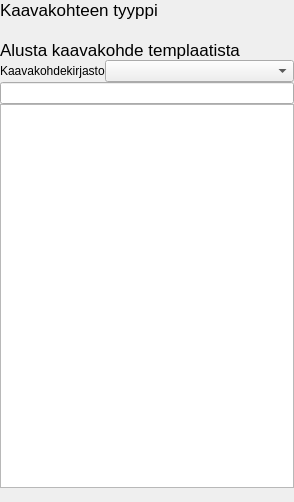
The window that arho_feature_template/gui/docks/new_feature_dock.ui (GispoCoding/arho-qgis-plugin) describes before a commit, drawn with Qt 5.
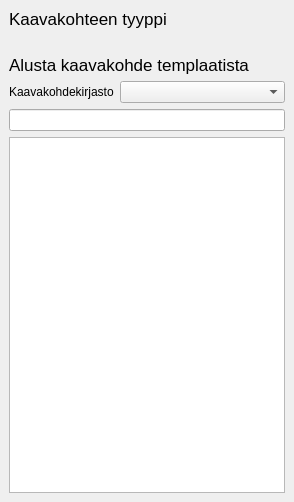
The same window after the commit. Custom widgets are drawn as their Qt base class.

Commit message: set same margins and spacing for new plan feature dock widget as for other docks (default spacing/margins)

Diff of the .ui file:
```diff
--- a/arho_feature_template/gui/docks/new_feature_dock.ui
+++ b/arho_feature_template/gui/docks/new_feature_dock.ui
@@ -19,19 +19,19 @@
   <widget class="QWidget" name="dockWidgetContents">
    <layout class="QVBoxLayout" name="verticalLayout">
     <property name="spacing">
-     <number>0</number>
+     <number>6</number>
     </property>
     <property name="leftMargin">
-     <number>0</number>
+     <number>9</number>
     </property>
     <property name="topMargin">
-     <number>0</number>
+     <number>9</number>
     </property>
     <property name="rightMargin">
-     <number>0</number>
+     <number>9</number>
     </property>
     <property name="bottomMargin">
-     <number>0</number>
+     <number>9</number>
     </property>
     <item>
      <widget class="QLabel" name="label">
@@ -103,13 +103,6 @@
     <item>
      <widget class="QListWidget" name="template_list"/>
     </item>
-    <item>
-     <widget class="QLabel" name="txt_tip">
-      <property name="text">
-       <string/>
-      </property>
-     </widget>
-    </item>
    </layout>
   </widget>
  </widget>
```
The commit also changes 1 other file.
